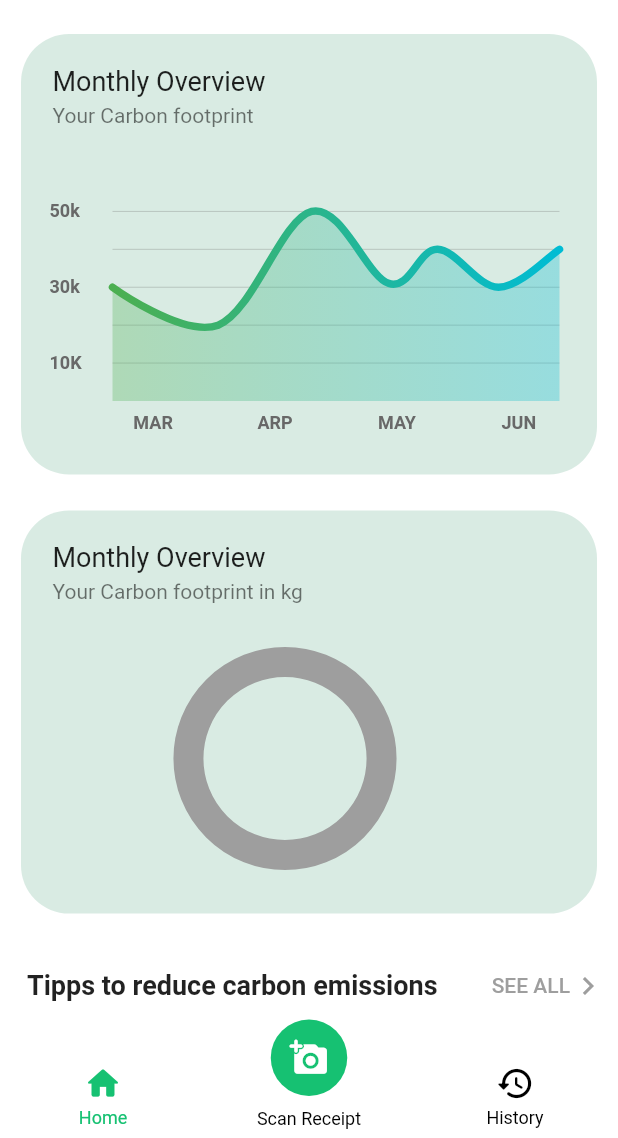
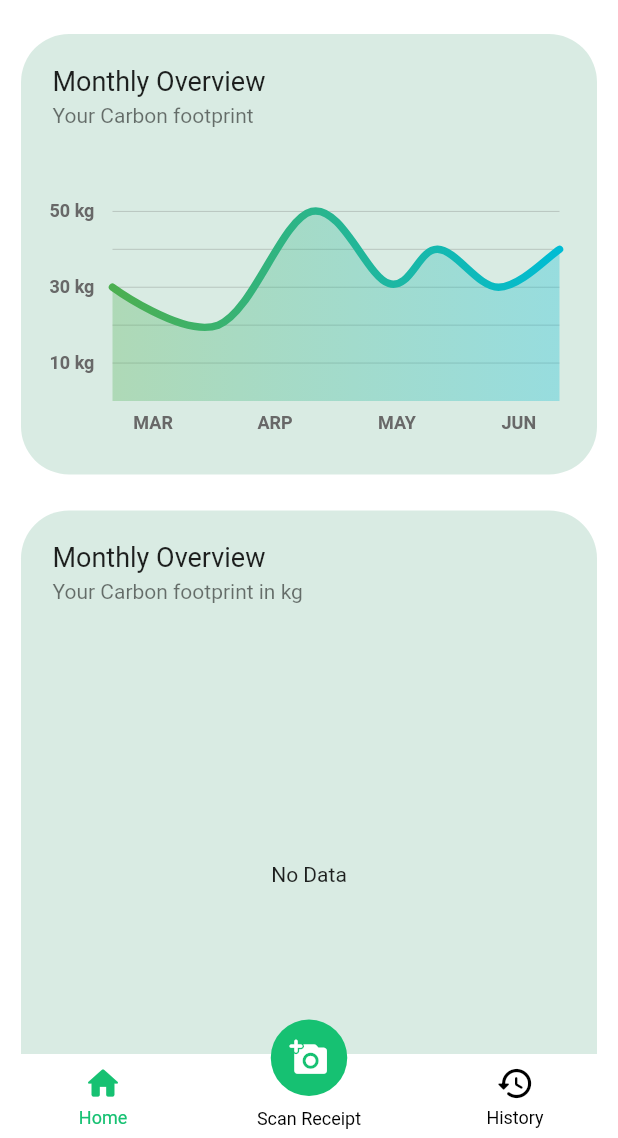
Before and after one commit to TheNewReducers/flutter_app, a Flutter app: the screen it shows after launch, on a phone screen of 412 x 824 dp, the part 98-1236 px from its top. Run offline on Flutter 3.47's test engine with Material 2 defaults, Android fonts, the phone set to English and light mode, and no system bars; drawn by our look-alikes of fl_chart, persistent_bottom_nav_bar, pie_chart; our stand-ins replace camera, flutter_animate, shared_preferences.

```diff
--- a/lib/app_state.dart
+++ b/lib/app_state.dart
@@ -13,11 +13,13 @@ abstract class AppState {// Obtain shared preferences.
   static void addReceipt(Receipt receipt) {
     receipts.add(receipt);
     _receiptsController.add(receipts);
+    save();
   }
 
   static void removeReceipt(Receipt receipt) {
     receipts.remove(receipt);
     _receiptsController.add(receipts);
+    save();
   }
 
   static Future<void> save() async {
--- a/lib/components/chart.dart
+++ b/lib/components/chart.dart
@@ -80,13 +80,13 @@ class _ChartState extends State<Chart> {
     String text;
     switch (value.toInt()) {
       case 1:
-        text = '10K';
+        text = '10 kg';
         break;
       case 3:
-        text = '30k';
+        text = '30 kg';
         break;
       case 5:
-        text = '50k';
+        text = '50 kg';
         break;
       default:
         return Container();
--- a/lib/dialog/photo_dialog.dart
+++ b/lib/dialog/photo_dialog.dart
@@ -34,7 +34,7 @@ class _PhotoDialogState extends State<PhotoDialog> {
     //await Future.delayed(const Duration(seconds: 2));
     // String result = await Api.uploadImage(file);
     String result = await Api.uploadImageDummy(file);
-    Receipt receipt = Receipt.fromJson(jsonDecode(result));
+    Receipt receipt = Receipt.parseFromApi(jsonDecode(result));
     AppState.addReceipt(receipt);
 
     setState(() {
--- a/lib/models/receipt.dart
+++ b/lib/models/receipt.dart
@@ -26,12 +26,22 @@ class Receipt {
   }
 
   Receipt.fromJson(Map<String, dynamic> json)
-      : id = uuid.v5(Uuid.NAMESPACE_URL, 'com.example.flutter_app'),
-        title = json['store']['name'],
+      : id = json['id'],
+        title = json['title'],
         items = (json['items'] as List<dynamic>)
             .map((item) => ReceiptItem.fromJson(item))
             .toList(),
-        createdAt = DateTime.now();
+        createdAt = DateTime.parse(json['createdAt']);
+
+  static Receipt parseFromApi(Map<String, dynamic> json) {
+    final id = uuid.v5(Uuid.NAMESPACE_URL, 'com.example.flutter_app');
+    final title = json['store']['name'];
+    final items = (json['items'] as List<dynamic>)
+        .map((item) => ReceiptItem.parseJson(item))
+        .toList();
+    final createdAt = DateTime.now();
+    return Receipt(id, title, items, createdAt);
+  }
 
   Map<String, dynamic> toJson() => {
     'id': id,
--- a/lib/models/receipt_item.dart
+++ b/lib/models/receipt_item.dart
@@ -6,9 +6,17 @@ class ReceiptItem {
   ReceiptItem({required this.title, required this.category, required this.carbon});
 
   ReceiptItem.fromJson(Map<String, dynamic> json)
-      : title = json['name'],
+      : title = json['title'],
         category = json['category'],
-        carbon = json['price'];
+        carbon = json['carbon'];
+
+  static ReceiptItem parseJson(Map<String, dynamic> json) {
+    final title = json['name'];
+    final category = json['category'];
+    final carbon = json['price'];
+
+    return ReceiptItem(title: title, category: category, carbon: carbon);
+  }
 
   Map<String, dynamic> toJson() => {
     'title': title,
--- a/lib/screens/home_screen.dart
+++ b/lib/screens/home_screen.dart
@@ -1,5 +1,6 @@
 import 'package:flutter/material.dart';
 import 'package:flutter_app/app_colors.dart';
+import 'package:flutter_app/app_state.dart';
 import 'package:flutter_app/dialog/photo_dialog.dart';
 import 'package:flutter_app/screens/home_views/dashboard.dart';
 import 'package:flutter_app/screens/home_views/history.dart';
@@ -18,6 +19,7 @@ class _HomeScreenState extends State<HomeScreen> {
 
   @override
   void initState() {
+    AppState.load();
     _controller.addListener(() {
       if (_controller.index == 1) {
         _showPhotoDialog();
--- a/lib/screens/home_views/dashboard.dart
+++ b/lib/screens/home_views/dashboard.dart
@@ -42,7 +42,12 @@ class _DashboardState extends State<Dashboard> {
   @override
   Widget build(BuildContext context) {
     return SafeArea(
-      child: SingleChildScrollView(
+      child: StreamBuilder(
+        stream: AppState.receiptsStream,
+        initialData: AppState.receipts,
+        builder: (context, snapshot) {
+          final data = dataMap();
+          return SingleChildScrollView(
             child: Column(
               mainAxisAlignment: MainAxisAlignment.start,
               children: [
@@ -64,7 +69,7 @@ class _DashboardState extends State<Dashboard> {
                     color: AppColor.cardGreen,
                     child: Padding(
                       padding: const EdgeInsets.only(top: 24, left: 0, right: 0, bottom: 24),
-                  child: CustomPieChart(data: dataMap()),
+                      child: data.isEmpty ? Container(height: 300, child: const Center(child: Text("No Data"))) : CustomPieChart(data: data),
                     ),
                   ),
                 ),
@@ -90,7 +95,9 @@ class _DashboardState extends State<Dashboard> {
                 const SizedBox(height: 40),
               ],
             ),
-      )
+          );
+        }
+      ),
     );
   }
 
```
Also changed, not shown: lib/components/CustomPieChart.dart (+6 -1 lines). Lines whose indentation alone changed are shown as unchanged.
